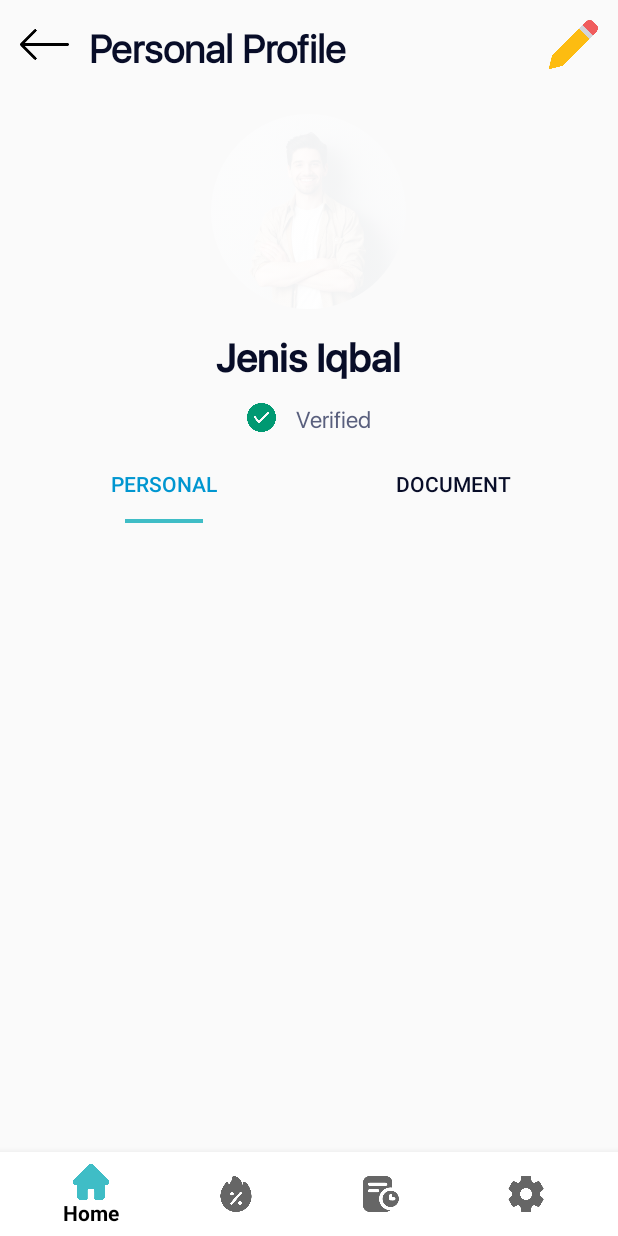
After one commit to Shawon-mas/bGo_Driver, an Android app: the fragment ProfileFragment placed in its activity, on a phone screen of 412 x 824 dp. The commit adds this screen. Run offline under Robolectric (Android 15) with nearby library versions, the phone set to English and light mode, and no system bars; our stand-ins replace CircleImageView, sdp/ssp sizes.

Commit message:
:white_check_mark: create profile screen

```diff
--- /dev/null
+++ b/app/src/main/java/com/app/bgodriver/model/SettingsItemClick.java
@@ -0,0 +1,5 @@
+package com.app.bgodriver.model;
+
+public interface SettingsItemClick {
+    void onItemClick(int position);
+}
--- a/app/src/main/java/com/app/bgodriver/model/SettingsModel.java
+++ b/app/src/main/java/com/app/bgodriver/model/SettingsModel.java
@@ -3,6 +3,7 @@ package com.app.bgodriver.model;
 public class SettingsModel {
     int image;
     String title;
+
 
     public SettingsModel(int image, String title) {
         this.image = image;
--- a/app/src/main/java/com/app/bgodriver/view/HomeActivity.java
+++ b/app/src/main/java/com/app/bgodriver/view/HomeActivity.java
@@ -36,6 +36,7 @@ public class HomeActivity extends AppCompatActivity implements BottomNavigationV
     private void bottomNavImplement() {
         binding.bottomNavigation.setOnNavigationItemSelectedListener(this);
         binding.bottomNavigation.setSelectedItemId(R.id.navigation_home);
+
 
     }
 
--- a/app/src/main/java/com/app/bgodriver/view/driverProfileUi/driverProfileFragment/General_Info.java
+++ b/app/src/main/java/com/app/bgodriver/view/driverProfileUi/driverProfileFragment/General_Info.java
@@ -19,6 +19,7 @@ public class General_Info extends Fragment {
 
    private FragmentGeneralInfoBinding binding;
     private FragmentToActivity mCallback;
+
 
     @Override
     public void onAttach(Context context) {
--- a/app/src/main/java/com/app/bgodriver/view/driverProfileUi/driverProfileFragment/Selfie_Info.java
+++ b/app/src/main/java/com/app/bgodriver/view/driverProfileUi/driverProfileFragment/Selfie_Info.java
@@ -36,7 +36,7 @@ public class Selfie_Info extends Fragment {
 
     private void pickImage()
     {
-        binding.imageIcon.setOnClickListener(new View.OnClickListener() {
+        binding.profileImage.setOnClickListener(new View.OnClickListener() {
             @Override
             public void onClick(View v) {
                 ImagePicker.with(getActivity())
--- /dev/null
+++ b/app/src/main/java/com/app/bgodriver/view/homeFragmentsUi/settingsChildFragmentsUi/profile/ProfileFragment.java
@@ -0,0 +1,32 @@
+package com.app.bgodriver.view.homeFragmentsUi.settingsChildFragmentsUi.profile;
+
+import android.os.Bundle;
+
+import androidx.fragment.app.Fragment;
+
+import android.view.LayoutInflater;
+import android.view.View;
+import android.view.ViewGroup;
+
+import com.app.bgodriver.R;
+import com.app.bgodriver.databinding.FragmentProfileBinding;
+
+
+public class ProfileFragment extends Fragment {
+  private FragmentProfileBinding binding;
+
+    @Override
+    public View onCreateView(LayoutInflater inflater, ViewGroup container,
+                             Bundle savedInstanceState) {
+        // Inflate the layout for this fragment
+        binding=FragmentProfileBinding.inflate(inflater,container,false);
+        implementTabLayout();
+
+        return binding.getRoot();
+    }
+
+    private void implementTabLayout() {
+        binding.profileTabLayout.addTab(binding.profileTabLayout.newTab().setText("Personal"));
+        binding.profileTabLayout.addTab(binding.profileTabLayout.newTab().setText("Document"));
+    }
+}
--- /dev/null
+++ b/app/src/main/res/drawable/line_indicator.xml
@@ -0,0 +1,15 @@
+<?xml version="1.0" encoding="utf-8"?>
+<layer-list xmlns:android="http://schemas.android.com/apk/res/android"
+    android:shape="line">
+    <!--<stroke android:color="@color/bGo_mainColor"
+        android:width="@dimen/_1sdp"/>-->
+    <item android:gravity="center">
+        <shape>
+            <size
+                android:width="@dimen/_40sdp"
+                android:height="@dimen/_2sdp" />
+
+        </shape>
+    </item>
+
+</layer-list>
--- a/app/src/main/res/layout/fragment_home.xml
+++ b/app/src/main/res/layout/fragment_home.xml
@@ -60,6 +60,7 @@
             app:tabIndicatorColor="@color/bGo_secondaryColor"
             app:tabIndicatorAnimationMode="elastic"
             app:tabIndicator="@drawable/tab_indicator"/>
+
         <androidx.viewpager2.widget.ViewPager2
             android:layout_marginHorizontal="@dimen/_10sdp"
             android:layout_width="match_parent"
--- /dev/null
+++ b/app/src/main/res/layout/fragment_profile.xml
@@ -0,0 +1,111 @@
+<?xml version="1.0" encoding="utf-8"?>
+<FrameLayout xmlns:android="http://schemas.android.com/apk/res/android"
+    xmlns:tools="http://schemas.android.com/tools"
+    android:layout_width="match_parent"
+    android:layout_height="match_parent"
+    xmlns:app="http://schemas.android.com/apk/res-auto"
+    tools:context=".view.homeFragmentsUi.settingsChildFragmentsUi.profile.ProfileFragment">
+
+    <!-- TODO: Update blank fragment layout -->
+
+
+    <LinearLayout
+        android:orientation="vertical"
+        android:layout_width="wrap_content"
+        android:layout_height="wrap_content">
+        <RelativeLayout
+            android:padding="@dimen/_10sdp"
+            android:layout_width="match_parent"
+            android:layout_height="wrap_content">
+
+            <TextView
+                android:layout_marginHorizontal="@dimen/_10sdp"
+                android:layout_toRightOf="@id/back"
+                android:id="@+id/trip_passenger"
+                android:layout_width="wrap_content"
+                android:layout_height="wrap_content"
+                android:fontFamily="@font/sf_ui_display"
+                android:text="Personal Profile"
+                android:textColor="@color/bGo_textColorPrimary"
+                android:textSize="@dimen/_20ssp"
+                android:textStyle="bold" />
+            <ImageView
+                android:id="@+id/back"
+                android:layout_width="@dimen/_25sdp"
+                android:layout_height="@dimen/_25sdp"
+                android:src="@drawable/arrow_back"
+                />
+            <ImageView
+                android:layout_alignParentEnd="true"
+                android:id="@+id/edit"
+                android:layout_width="@dimen/_25sdp"
+                android:layout_height="@dimen/_25sdp"
+                android:src="@drawable/edit"
+                />
+        </RelativeLayout>
+         <LinearLayout
+             android:orientation="vertical"
+             android:gravity="center_horizontal"
+             android:layout_width="match_parent"
+             android:layout_height="wrap_content">
+             <de.hdodenhof.circleimageview.CircleImageView
+                 android:id="@+id/profile_image"
+                 android:layout_width="@dimen/_100sdp"
+                 android:layout_height="@dimen/_100sdp"
+                 android:layout_marginTop="@dimen/_10sdp"
+                 android:scaleType="centerCrop"
+                 android:src="@drawable/my"
+                 android:tint="@color/bGo_inputBg"
+                 android:tintMode="screen"
+                 />
+             <TextView
+                 android:layout_marginTop="@dimen/_10sdp"
+                 android:layout_marginHorizontal="@dimen/_10sdp"
+                 android:layout_toRightOf="@id/back"
+                 android:layout_width="wrap_content"
+                 android:layout_height="wrap_content"
+                 android:fontFamily="@font/sf_ui_display_medium"
+                 android:text="Jenis Iqbal"
+                 android:textColor="@color/bGo_textColorPrimary"
+                 android:textSize="@dimen/_20ssp"
+                 android:textStyle="bold" />
+             <LinearLayout
+                 android:layout_marginTop="@dimen/_10sdp"
+                 android:gravity="center_horizontal"
+                 android:orientation="horizontal"
+                 android:layout_width="match_parent"
+                 android:layout_height="wrap_content">
+                  <ImageView
+                      android:layout_width="@dimen/_15ssp"
+                      android:layout_height="@dimen/_15ssp"
+                      android:src="@drawable/verified"/>
+                 <TextView
+                     android:textColor="@color/bGo_textColorProfile"
+                     android:layout_marginLeft="@dimen/_10sdp"
+                     android:layout_width="wrap_content"
+                     android:layout_height="wrap_content"
+                     android:fontFamily="@font/sf_ui_display"
+                     android:text="Verified"
+                     android:textSize="@dimen/_12ssp"
+                     />
+
+             </LinearLayout>
+         </LinearLayout>
+        <com.google.android.material.tabs.TabLayout
+
+            android:layout_marginHorizontal="@dimen/_10sdp"
+            android:layout_marginTop="@dimen/_5sdp"
+            android:layout_width="match_parent"
+            android:layout_height="@dimen/_40sdp"
+            android:id="@+id/profile_tabLayout"
+            app:tabTextColor="@color/bGo_textColorPrimary"
+            app:tabSelectedTextColor="@color/bGo_secondaryColor"
+            app:tabIndicatorFullWidth="false"
+            app:tabIndicatorColor="@color/bGo_mainColor"
+            app:tabIndicator="@drawable/line_indicator"
+
+            />
+
+    </LinearLayout>
+
+</FrameLayout>
--- a/build.gradle
+++ b/build.gradle
@@ -1,7 +1,7 @@
 // Top-level build file where you can add configuration options common to all sub-projects/modules.
 plugins {
-    id 'com.android.application' version '7.2.0' apply false
-    id 'com.android.library' version '7.2.0' apply false
+    id 'com.android.application' version '7.2.1' apply false
+    id 'com.android.library' version '7.2.1' apply false
 }
 
 task clean(type: Delete) {
```
Also changed, not shown: app/src/main/AndroidManifest.xml (+4 -5 lines), app/src/main/java/com/app/bgodriver/adapter/SettingsAdapter.java (+21 -4 lines), app/src/main/java/com/app/bgodriver/view/homeFragmentsUi/Setting.java (+39 -2 lines), app/src/main/res/layout/fragment_selfie__info.xml (+6 -16 lines), app/src/main/res/drawable/arrow_back.png (added), app/src/main/res/drawable/edit.png (added), app/src/main/res/drawable/my.jpg (added), app/src/main/res/drawable/verified.png (added).
